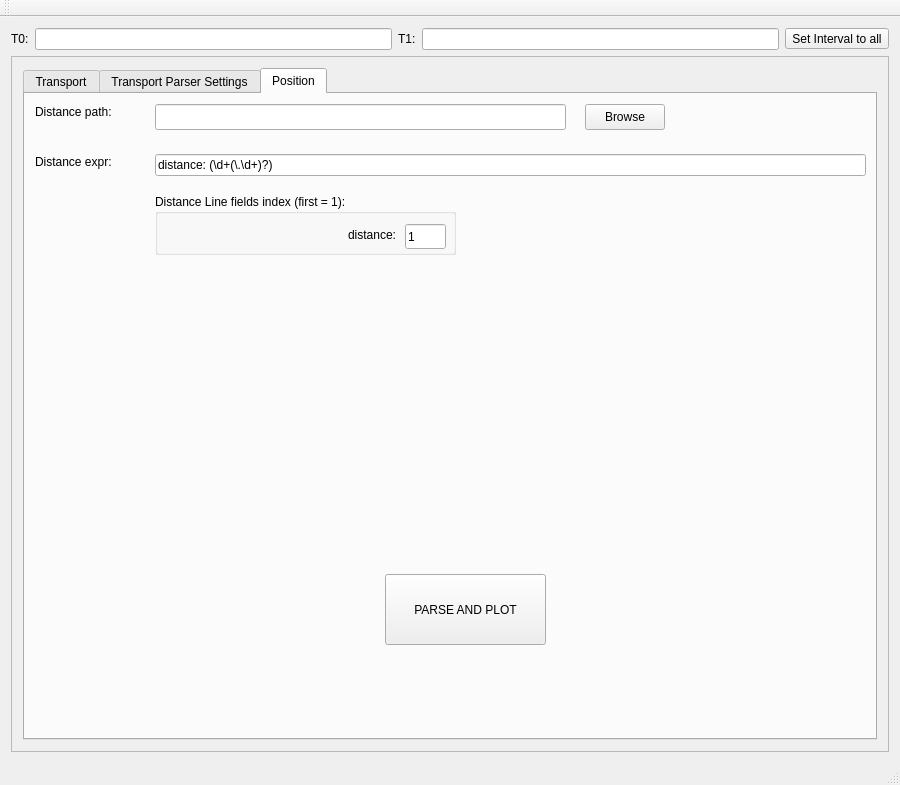
dcentelles/comms_log_parser, file src/gui/mainwindow.ui: the form before one commit.
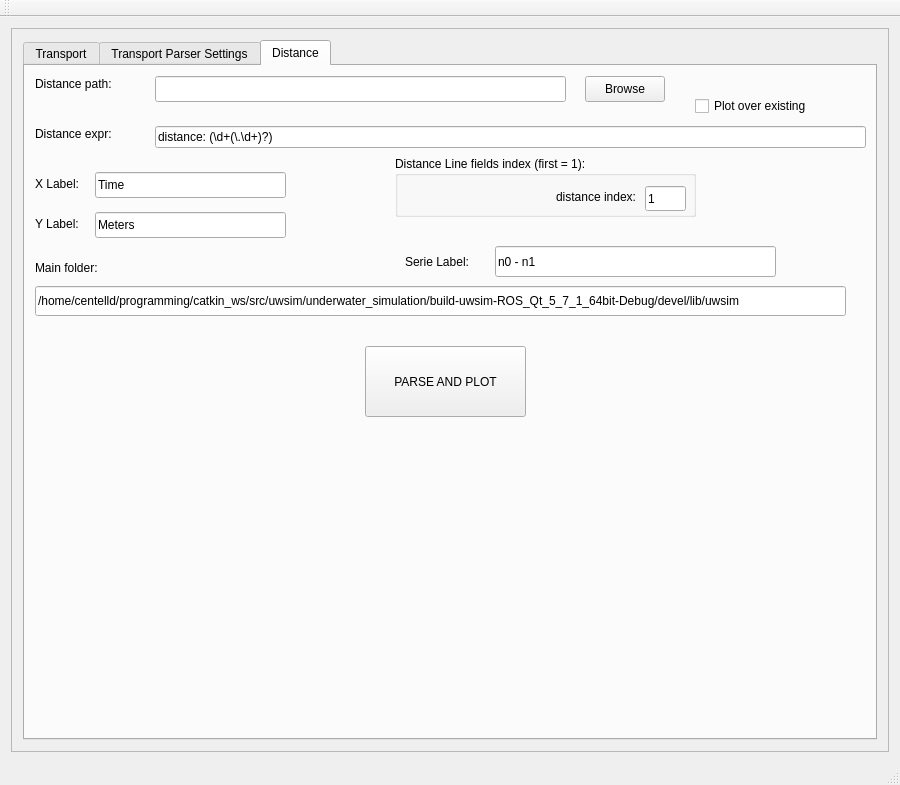
The form after the commit.

Commit message: add distance plot

```diff
--- a/src/gui/mainwindow.ui
+++ b/src/gui/mainwindow.ui
@@ -15,34 +15,7 @@
   </property>
   <widget class="QWidget" name="centralWidget">
    <layout class="QGridLayout" name="gridLayout_2">
-    <item row="1" column="2">
-     <widget class="QLabel" name="label_56">
-      <property name="text">
-       <string>T1:</string>
-      </property>
-     </widget>
-    </item>
-    <item row="1" column="3">
-     <widget class="QLineEdit" name="t1LineEdit"/>
-    </item>
-    <item row="1" column="4">
-     <widget class="QToolButton" name="setIntervalButton">
-      <property name="text">
-       <string>Set Interval to all</string>
-      </property>
-     </widget>
-    </item>
-    <item row="1" column="0">
-     <widget class="QLabel" name="label_55">
-      <property name="text">
-       <string>T0:</string>
-      </property>
-     </widget>
-    </item>
-    <item row="1" column="1">
-     <widget class="QLineEdit" name="t0LineEdit"/>
-    </item>
-    <item row="2" column="0" colspan="5">
+    <item row="1" column="0" colspan="2">
      <widget class="QScrollArea" name="scrollArea">
       <property name="sizePolicy">
        <sizepolicy hsizetype="Preferred" vsizetype="Preferred">
@@ -68,7 +41,7 @@
          <x>0</x>
          <y>0</y>
          <width>880</width>
-         <height>673</height>
+         <height>704</height>
         </rect>
        </property>
        <property name="minimumSize">
@@ -974,7 +947,7 @@
           </widget>
           <widget class="QWidget" name="tab_2">
            <attribute name="title">
-            <string>Position</string>
+            <string>Distance</string>
            </attribute>
            <widget class="QLineEdit" name="distancesPathLineEdit">
             <property name="geometry">
@@ -1044,8 +1017,8 @@
            <widget class="QToolButton" name="dl_computeButton_2">
             <property name="geometry">
              <rect>
-              <x>360</x>
-              <y>480</y>
+              <x>340</x>
+              <y>280</y>
               <width>161</width>
               <height>71</height>
              </rect>
@@ -1057,8 +1030,8 @@
            <widget class="QGroupBox" name="groupBox_5">
             <property name="geometry">
              <rect>
-              <x>130</x>
-              <y>100</y>
+              <x>370</x>
+              <y>90</y>
               <width>301</width>
               <height>61</height>
              </rect>
@@ -1076,7 +1049,7 @@
               </rect>
              </property>
              <property name="text">
-              <string>distance:</string>
+              <string>distance index:</string>
              </property>
              <property name="alignment">
               <set>Qt::AlignRight|Qt::AlignTrailing|Qt::AlignVCenter</set>
@@ -1109,6 +1082,132 @@
              <string>Distance path:</string>
             </property>
            </widget>
+           <widget class="QLineEdit" name="distanceLogMainFolderLineEdit">
+            <property name="geometry">
+             <rect>
+              <x>10</x>
+              <y>220</y>
+              <width>811</width>
+              <height>30</height>
+             </rect>
+            </property>
+            <property name="text">
+             <string>/home/centelld/programming/catkin_ws/src/uwsim/underwater_simulation/build-uwsim-ROS_Qt_5_7_1_64bit-Debug/devel/lib/uwsim</string>
+            </property>
+           </widget>
+           <widget class="QLabel" name="label_26">
+            <property name="geometry">
+             <rect>
+              <x>10</x>
+              <y>190</y>
+              <width>81</width>
+              <height>24</height>
+             </rect>
+            </property>
+            <property name="text">
+             <string>Main folder:</string>
+            </property>
+           </widget>
+           <widget class="QLineEdit" name="distancesXLabel">
+            <property name="geometry">
+             <rect>
+              <x>70</x>
+              <y>106</y>
+              <width>191</width>
+              <height>26</height>
+             </rect>
+            </property>
+            <property name="text">
+             <string>Time</string>
+            </property>
+            <property name="readOnly">
+             <bool>true</bool>
+            </property>
+           </widget>
+           <widget class="QLabel" name="label_27">
+            <property name="geometry">
+             <rect>
+              <x>10</x>
+              <y>110</y>
+              <width>61</width>
+              <height>16</height>
+             </rect>
+            </property>
+            <property name="text">
+             <string>X Label:</string>
+            </property>
+           </widget>
+           <widget class="QLabel" name="label_28">
+            <property name="geometry">
+             <rect>
+              <x>10</x>
+              <y>150</y>
+              <width>61</width>
+              <height>16</height>
+             </rect>
+            </property>
+            <property name="text">
+             <string>Y Label:</string>
+            </property>
+           </widget>
+           <widget class="QLineEdit" name="distancesYLabel">
+            <property name="geometry">
+             <rect>
+              <x>70</x>
+              <y>146</y>
+              <width>191</width>
+              <height>26</height>
+             </rect>
+            </property>
+            <property name="text">
+             <string>Meters</string>
+            </property>
+            <property name="readOnly">
+             <bool>true</bool>
+            </property>
+           </widget>
+           <widget class="QCheckBox" name="distancePlotOverCheck">
+            <property name="geometry">
+             <rect>
+              <x>670</x>
+              <y>30</y>
+              <width>151</width>
+              <height>20</height>
+             </rect>
+            </property>
+            <property name="text">
+             <string>Plot over existing</string>
+            </property>
+           </widget>
+           <widget class="QLineEdit" name="distancesLabel">
+            <property name="geometry">
+             <rect>
+              <x>470</x>
+              <y>180</y>
+              <width>281</width>
+              <height>31</height>
+             </rect>
+            </property>
+            <property name="text">
+             <string>n0 - n1</string>
+            </property>
+            <property name="readOnly">
+             <bool>true</bool>
+            </property>
+           </widget>
+           <widget class="QLabel" name="label_29">
+            <property name="geometry">
+             <rect>
+              <x>380</x>
+              <y>188</y>
+              <width>101</width>
+              <height>16</height>
+             </rect>
+            </property>
+            <property name="text">
+             <string>Serie Label:</string>
+            </property>
+           </widget>
           </widget>
          </widget>
         </item>
```
Left out of the diff: 2 changed lines with no effect on the pictures. The commit also changes 6 other files.
